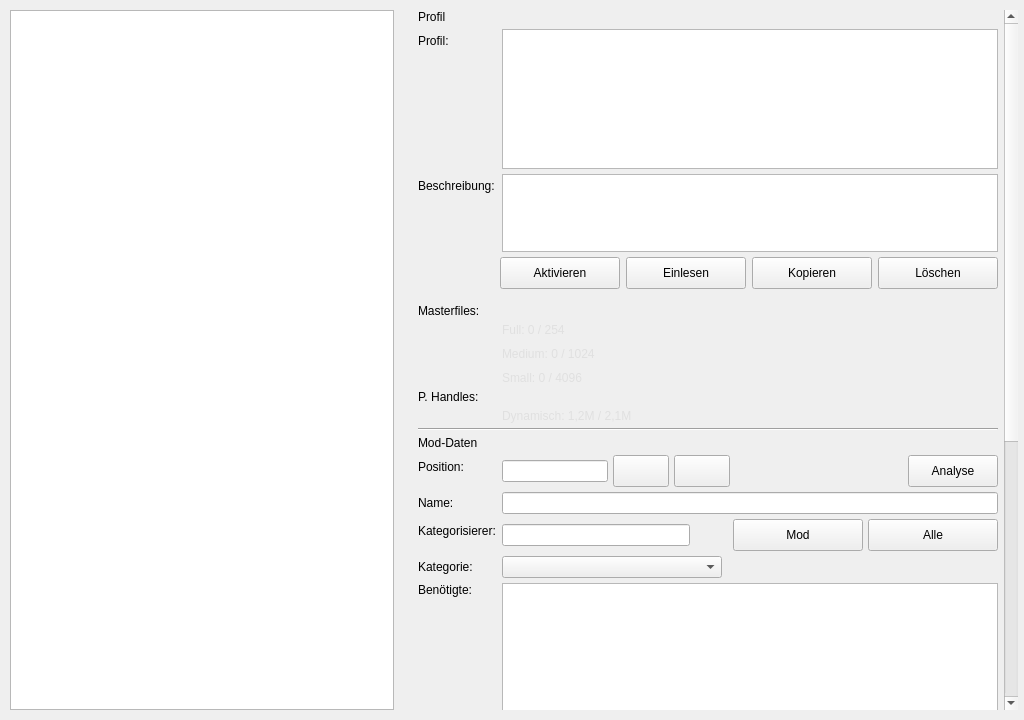
Above: Structure/Pages/Page_LoadOrder.ui from Looking4Git/Starfield_LOH before the change. Below: the same form after it.
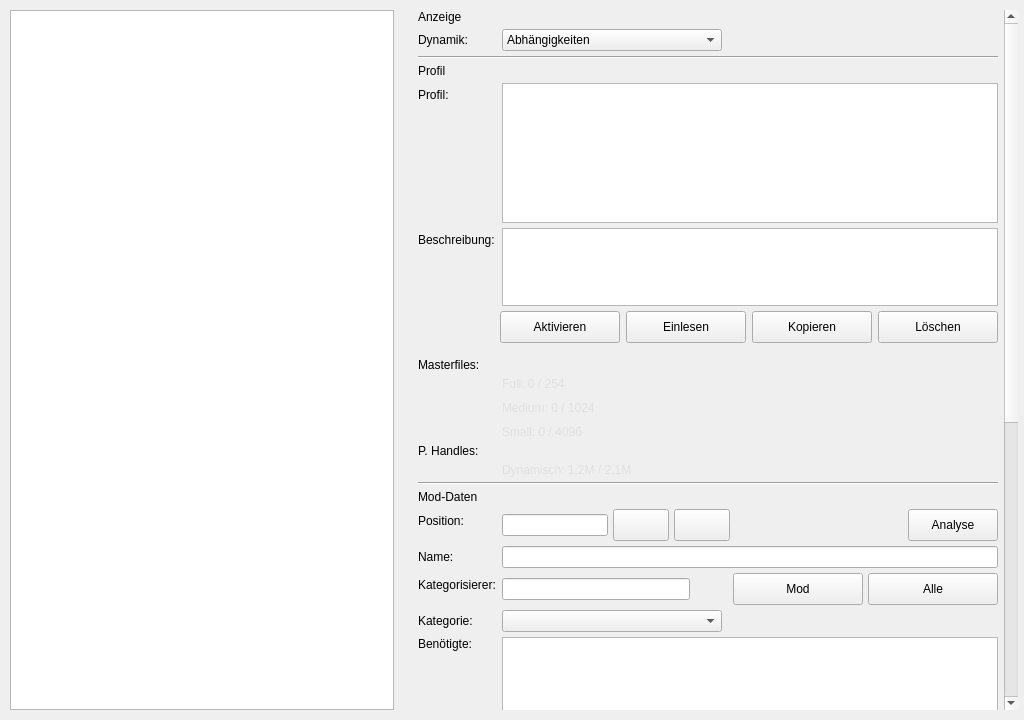
That is the form after the change. Icons and pictures are not drawn. Custom widgets are drawn as their Qt base class.

Commit message: feat(loadorder): add dynamic row highlighting, conflict solution types and section styling

Patch:
```diff
--- a/Structure/Pages/Page_LoadOrder.ui
+++ b/Structure/Pages/Page_LoadOrder.ui
@@ -123,20 +123,349 @@
           <number>0</number>
          </property>
          <item row="0" column="0" colspan="2">
+          <widget class="QLabel" name="lbl_display_section">
+           <property name="text">
+            <string>Anzeige</string>
+           </property>
+          </widget>
+         </item>
+         <item row="1" column="0">
+          <widget class="QLabel" name="lbl_dynamic_label">
+           <property name="text">
+            <string>Dynamik:</string>
+           </property>
+          </widget>
+         </item>
+         <item row="1" column="1">
+          <widget class="QComboBox" name="cmb_dynamic_mode">
+           <property name="minimumSize">
+            <size>
+             <width>220</width>
+             <height>0</height>
+            </size>
+           </property>
+           <item>
+            <property name="text">
+             <string>Abhängigkeiten</string>
+            </property>
+           </item>
+           <item>
+            <property name="text">
+             <string>Konflikte</string>
+            </property>
+           </item>
+           <item>
+            <property name="text">
+             <string>Kombiniert</string>
+            </property>
+           </item>
+          </widget>
+         </item>
+         <item row="2" column="0" colspan="2">
+          <widget class="QFrame" name="display_separator">
+           <property name="frameShape">
+            <enum>QFrame::Shape::HLine</enum>
+           </property>
+           <property name="frameShadow">
+            <enum>QFrame::Shadow::Sunken</enum>
+           </property>
+          </widget>
+         </item>
+         <item row="3" column="0" colspan="2">
           <widget class="QLabel" name="lbl_filter">
            <property name="text">
             <string>Profil</string>
            </property>
           </widget>
          </item>
-         <item row="1" column="0">
+         <item row="4" column="0">
           <widget class="QLabel" name="lbl_state_filter_label">
            <property name="text">
             <string>Profil:</string>
            </property>
           </widget>
          </item>
-         <item row="12" column="0" colspan="2">
+         <item row="4" column="1">
+          <widget class="QTreeView" name="tree_profile">
+           <property name="minimumSize">
+            <size>
+             <width>220</width>
+             <height>140</height>
+            </size>
+           </property>
+           <property name="maximumSize">
+            <size>
+             <width>16777215</width>
+             <height>140</height>
+            </size>
+           </property>
+           <property name="editTriggers">
+            <set>QAbstractItemView::EditTrigger::NoEditTriggers</set>
+           </property>
+           <property name="indentation">
+            <number>0</number>
+           </property>
+           <property name="rootIsDecorated">
+            <bool>false</bool>
+           </property>
+          </widget>
+         </item>
+         <item row="5" column="0">
+          <widget class="QLabel" name="lbl_profile_desc_label">
+           <property name="text">
+            <string>Beschreibung:</string>
+           </property>
+          </widget>
+         </item>
+         <item row="5" column="1">
+          <widget class="QTextEdit" name="inp_profile_desc">
+           <property name="sizePolicy">
+            <sizepolicy hsizetype="Expanding" vsizetype="Fixed">
+             <horstretch>0</horstretch>
+             <verstretch>0</verstretch>
+            </sizepolicy>
+           </property>
+           <property name="maximumSize">
+            <size>
+             <width>16777215</width>
+             <height>78</height>
+            </size>
+           </property>
+           <property name="readOnly">
+            <bool>true</bool>
+           </property>
+           <property name="acceptRichText">
+            <bool>false</bool>
+           </property>
+          </widget>
+         </item>
+         <item row="6" column="0" colspan="2">
+          <layout class="QHBoxLayout" name="layout_profile_buttons">
+           <property name="spacing">
+            <number>6</number>
+           </property>
+           <property name="leftMargin">
+            <number>0</number>
+           </property>
+           <property name="topMargin">
+            <number>0</number>
+           </property>
+           <property name="rightMargin">
+            <number>0</number>
+           </property>
+           <property name="bottomMargin">
+            <number>10</number>
+           </property>
+           <item>
+            <spacer name="spacer_profile_buttons">
+             <property name="orientation">
+              <enum>Qt::Orientation::Horizontal</enum>
+             </property>
+             <property name="sizeHint" stdset="0">
+              <size>
+               <width>40</width>
+               <height>20</height>
+              </size>
+             </property>
+            </spacer>
+           </item>
+           <item>
+            <widget class="QPushButton" name="btn_activate_profile">
+             <property name="minimumSize">
+              <size>
+               <width>120</width>
+               <height>32</height>
+              </size>
+             </property>
+             <property name="maximumSize">
+              <size>
+               <width>120</width>
+               <height>32</height>
+              </size>
+             </property>
+             <property name="text">
+              <string>Aktivieren</string>
+             </property>
+             <property name="icon">
+              <iconset>
+               <normaloff>Graphics/Icon_Activation.svg</normaloff>Graphics/Icon_Activation.svg</iconset>
+             </property>
+             <property name="iconSize">
+              <size>
+               <width>24</width>
+               <height>24</height>
+              </size>
+             </property>
+            </widget>
+           </item>
+           <item>
+            <widget class="QPushButton" name="btn_import_profile">
+             <property name="minimumSize">
+              <size>
+               <width>120</width>
+               <height>32</height>
+              </size>
+             </property>
+             <property name="maximumSize">
+              <size>
+               <width>120</width>
+               <height>32</height>
+              </size>
+             </property>
+             <property name="text">
+              <string>Einlesen</string>
+             </property>
+             <property name="icon">
+              <iconset>
+               <normaloff>Graphics/Icon_Update.svg</normaloff>Graphics/Icon_Update.svg</iconset>
+             </property>
+             <property name="iconSize">
+              <size>
+               <width>24</width>
+               <height>24</height>
+              </size>
+             </property>
+            </widget>
+           </item>
+           <item>
+            <widget class="QPushButton" name="btn_copy_profile">
+             <property name="minimumSize">
+              <size>
+               <width>120</width>
+               <height>32</height>
+              </size>
+             </property>
+             <property name="maximumSize">
+              <size>
+               <width>120</width>
+               <height>32</height>
+              </size>
+             </property>
+             <property name="text">
+              <string>Kopieren</string>
+             </property>
+             <property name="icon">
+              <iconset>
+               <normaloff>Graphics/Icon_Add.svg</normaloff>Graphics/Icon_Add.svg</iconset>
+             </property>
+             <property name="iconSize">
+              <size>
+               <width>24</width>
+               <height>24</height>
+              </size>
+             </property>
+            </widget>
+           </item>
+           <item>
+            <widget class="QPushButton" name="btn_delete_profile">
+             <property name="minimumSize">
+              <size>
+               <width>120</width>
+               <height>32</height>
+              </size>
+             </property>
+             <property name="maximumSize">
+              <size>
+               <width>120</width>
+               <height>32</height>
+              </size>
+             </property>
+             <property name="text">
+              <string>Löschen</string>
+             </property>
+             <property name="icon">
+              <iconset>
+               <normaloff>Graphics/Icon_Delete.svg</normaloff>Graphics/Icon_Delete.svg</iconset>
+             </property>
+             <property name="iconSize">
+              <size>
+               <width>24</width>
+               <height>24</height>
+              </size>
+             </property>
+            </widget>
+           </item>
+          </layout>
+         </item>
+         <item row="7" column="0">
+          <widget class="QLabel" name="lbl_masterfiles_section">
+           <property name="styleSheet">
+            <string>margin-top: -3px;</string>
+           </property>
+           <property name="text">
+            <string>Masterfiles:</string>
+           </property>
+           <property name="alignment">
+            <set>Qt::AlignmentFlag::AlignLeading|Qt::AlignmentFlag::AlignLeft|Qt::AlignmentFlag::AlignTop</set>
+           </property>
+          </widget>
+         </item>
+         <item row="7" column="1">
+          <widget class="LimitBar" name="bar_full" native="true" />
+         </item>
+         <item row="8" column="1">
+          <widget class="QLabel" name="lbl_full_val">
+           <property name="styleSheet">
+            <string>color: #e0e0e0; font-size: 12px; margin-bottom: 0px;</string>
+           </property>
+           <property name="text">
+            <string>Full: 0 / 254</string>
+           </property>
+          </widget>
+         </item>
+         <item row="9" column="1">
+          <widget class="LimitBar" name="bar_medium" native="true" />
+         </item>
+         <item row="10" column="1">
+          <widget class="QLabel" name="lbl_medium_val">
+           <property name="styleSheet">
+            <string>color: #e0e0e0; font-size: 12px; margin-bottom: 0px;</string>
+           </property>
+           <property name="text">
+            <string>Medium: 0 / 1024</string>
+           </property>
+          </widget>
+         </item>
+         <item row="11" column="1">
+          <widget class="LimitBar" name="bar_small" native="true" />
+         </item>
+         <item row="12" column="1">
+          <widget class="QLabel" name="lbl_small_val">
+           <property name="styleSheet">
+            <string>color: #e0e0e0; font-size: 12px; margin-bottom: 0px;</string>
+           </property>
+           <property name="text">
+            <string>Small: 0 / 4096</string>
+           </property>
+          </widget>
+         </item>
+         <item row="13" column="0">
+          <widget class="QLabel" name="lbl_pointers_section">
+           <property name="styleSheet">
+            <string>margin-top: -3px;</string>
+           </property>
+           <property name="text">
+            <string>P. Handles:</string>
+           </property>
+           <property name="alignment">
+            <set>Qt::AlignmentFlag::AlignLeading|Qt::AlignmentFlag::AlignLeft|Qt::AlignmentFlag::AlignTop</set>
+           </property>
+          </widget>
+         </item>
+         <item row="13" column="1">
+          <widget class="LimitBar" name="bar_pointers" native="true" />
+         </item>
+         <item row="14" column="1">
+          <widget class="QLabel" name="lbl_pointers_val">
+           <property name="styleSheet">
+            <string>color: #e0e0e0; font-size: 12px; margin-bottom: 0px;</string>
+           </property>
+           <property name="text">
+            <string>Dynamisch: 1,2M / 2,1M</string>
+           </property>
+          </widget>
+         </item>
+         <item row="15" column="0" colspan="2">
           <widget class="QFrame" name="detail_separator">
            <property name="frameShape">
             <enum>QFrame::Shape::HLine</enum>
@@ -146,35 +475,21 @@
            </property>
           </widget>
          </item>
-         <item row="13" column="0" colspan="2">
+         <item row="16" column="0" colspan="2">
           <widget class="QLabel" name="lbl_details">
            <property name="text">
             <string>Mod-Daten</string>
            </property>
           </widget>
          </item>
-         <item row="15" column="0">
-          <widget class="QLabel" name="lbl_name_label">
-           <property name="text">
-            <string>Name:</string>
-           </property>
-          </widget>
-         </item>
-         <item row="15" column="1">
-          <widget class="QLineEdit" name="inp_name_online">
-           <property name="readOnly">
-            <bool>true</bool>
-           </property>
-          </widget>
-         </item>
-         <item row="14" column="0">
+         <item row="17" column="0">
           <widget class="QLabel" name="lbl_position_label">
            <property name="text">
             <string>Position:</string>
            </property>
           </widget>
          </item>
-         <item row="14" column="1">
+         <item row="17" column="1">
           <layout class="QHBoxLayout" name="pos_layout">
            <property name="spacing">
             <number>5</number>
@@ -225,7 +540,7 @@
               <string>Einen Schritt nach oben verschieben</string>
              </property>
              <property name="text">
-              <string/>
+              <string />
              </property>
              <property name="icon">
               <iconset>
@@ -251,7 +566,7 @@
               <string>Einen Schritt nach unten verschieben</string>
              </property>
              <property name="text">
-              <string/>
+              <string />
              </property>
              <property name="icon">
               <iconset>
@@ -300,14 +615,28 @@
            </item>
           </layout>
          </item>
-         <item row="17" column="0">
+         <item row="18" column="0">
+          <widget class="QLabel" name="lbl_name_label">
+           <property name="text">
+            <string>Name:</string>
+           </property>
+          </widget>
+         </item>
+         <item row="18" column="1">
+          <widget class="QLineEdit" name="inp_name_online">
+           <property name="readOnly">
+            <bool>true</bool>
+           </property>
+          </widget>
+         </item>
+         <item row="20" column="0">
           <widget class="QLabel" name="lbl_classifier_label">
            <property name="text">
             <string>Kategorisierer:</string>
            </property>
           </widget>
          </item>
-         <item row="17" column="1">
+         <item row="20" column="1">
           <layout class="QHBoxLayout" name="layout_classifier">
            <property name="leftMargin">
             <number>0</number>
@@ -393,14 +722,14 @@
            </item>
           </layout>
          </item>
-         <item row="18" column="0">
+         <item row="21" column="0">
           <widget class="QLabel" name="lbl_category_label">
            <property name="text">
             <string>Kategorie:</string>
            </property>
           </widget>
          </item>
-         <item row="18" column="1">
+         <item row="21" column="1">
           <widget class="QComboBox" name="cmb_category">
            <property name="minimumSize">
             <size>
@@ -410,7 +739,7 @@
            </property>
           </widget>
          </item>
-         <item row="19" column="0">
+         <item row="22" column="0">
           <widget class="QLabel" name="lbl_requirements_label">
            <property name="text">
             <string>Benötigte:</string>
@@ -423,7 +752,7 @@
            </property>
           </widget>
          </item>
-         <item row="19" column="1">
+         <item row="22" column="1">
           <widget class="QTreeView" name="tree_requirements">
            <property name="sizePolicy">
             <sizepolicy hsizetype="Expanding" vsizetype="Fixed">
@@ -454,7 +783,7 @@
            </property>
           </widget>
          </item>
-         <item row="20" column="1">
+         <item row="23" column="1">
           <layout class="QHBoxLayout" name="layout_requirements_buttons">
            <property name="leftMargin">
             <number>0</number>
@@ -541,7 +870,7 @@
            </item>
           </layout>
          </item>
-         <item row="21" column="0">
+         <item row="24" column="0">
           <widget class="QLabel" name="lbl_dependencies_label">
            <property name="text">
             <string>Abhängige:</string>
@@ -554,7 +883,7 @@
            </property>
           </widget>
          </item>
-         <item row="21" column="1">
+         <item row="24" column="1">
           <widget class="QTreeView" name="tree_dependencies">
            <property name="sizePolicy">
             <sizepolicy hsizetype="Expanding" vsizetype="Fixed">
@@ -585,14 +914,14 @@
            </property>
           </widget>
          </item>
-         <item row="22" column="0">
+         <item row="25" column="0">
           <widget class="QLabel" name="lbl_note_label">
            <property name="text">
             <string>Notiz:</string>
            </property>
           </widget>
          </item>
-         <item row="22" column="1">
+         <item row="25" column="1">
           <widget class="QTextEdit" name="inp_note">
            <property name="sizePolicy">
             <sizepolicy hsizetype="Expanding" vsizetype="Fixed">
@@ -611,7 +940,7 @@
            </property>
           </widget>
          </item>
-         <item row="23" column="1">
+         <item row="26" column="1">
           <layout class="QHBoxLayout" name="detail_button_layout">
            <property name="leftMargin">
             <number>0</number>
@@ -698,7 +1027,7 @@
            </item>
           </layout>
          </item>
-         <item row="24" column="0" colspan="2">
+         <item row="27" column="0" colspan="2">
           <widget class="QFrame" name="sorter_separator">
            <property name="frameShape">
             <enum>QFrame::Shape::HLine</enum>
@@ -708,21 +1037,21 @@
            </property>
           </widget>
          </item>
-         <item row="25" column="0" colspan="2">
+         <item row="28" column="0" colspan="2">
           <widget class="QLabel" name="lbl_sorter_section">
            <property name="text">
             <string>Sortierung</string>
            </property>
           </widget>
          </item>
-         <item row="26" column="0">
+         <item row="29" column="0">
           <widget class="QLabel" name="lbl_sorter_update_label">
            <property name="text">
             <string>Aktualisierung:</string>
            </property>
           </widget>
          </item>
-         <item row="26" column="1">
+         <item row="29" column="1">
           <layout class="QHBoxLayout" name="layout_sorter_update">
            <property name="spacing">
             <number>8</number>
@@ -780,7 +1109,7 @@
            </item>
           </layout>
          </item>
-         <item row="27" column="1">
+         <item row="30" column="1">
           <layout class="QHBoxLayout" name="layout_sorter_buttons">
            <property name="spacing">
             <number>6</number>
@@ -850,286 +1179,6 @@
            </item>
           </layout>
          </item>
-         <item row="1" column="1">
-          <widget class="QTreeView" name="tree_profile">
-           <property name="minimumSize">
-            <size>
-             <width>220</width>
-             <height>140</height>
-            </size>
-           </property>
-           <property name="maximumSize">
-            <size>
-             <width>16777215</width>
-             <height>140</height>
-            </size>
-           </property>
-           <property name="editTriggers">
-            <set>QAbstractItemView::EditTrigger::NoEditTriggers</set>
-           </property>
-           <property name="indentation">
-            <number>0</number>
-           </property>
-           <property name="rootIsDecorated">
-            <bool>false</bool>
-           </property>
-          </widget>
-         </item>
-         <item row="2" column="0">
-          <widget class="QLabel" name="lbl_profile_desc_label">
-           <property name="text">
-            <string>Beschreibung:</string>
-           </property>
-          </widget>
-         </item>
-         <item row="2" column="1">
-          <widget class="QTextEdit" name="inp_profile_desc">
-           <property name="sizePolicy">
-            <sizepolicy hsizetype="Expanding" vsizetype="Fixed">
-             <horstretch>0</horstretch>
-             <verstretch>0</verstretch>
-            </sizepolicy>
-           </property>
-           <property name="maximumSize">
-            <size>
-             <width>16777215</width>
-             <height>78</height>
-            </size>
-           </property>
-           <property name="readOnly">
-            <bool>true</bool>
-           </property>
-           <property name="acceptRichText">
-            <bool>false</bool>
-           </property>
-          </widget>
-         </item>
-         <item row="3" column="0" colspan="2">
-          <layout class="QHBoxLayout" name="layout_profile_buttons">
-           <property name="spacing">
-            <number>6</number>
-           </property>
-           <property name="leftMargin">
-            <number>0</number>
-           </property>
-           <property name="topMargin">
-            <number>0</number>
-           </property>
-           <property name="rightMargin">
-            <number>0</number>
-           </property>
-           <property name="bottomMargin">
-            <number>10</number>
-           </property>
-           <item>
-            <spacer name="spacer_profile_buttons">
-             <property name="orientation">
-              <enum>Qt::Orientation::Horizontal</enum>
-             </property>
-             <property name="sizeHint" stdset="0">
-              <size>
-               <width>40</width>
-               <height>20</height>
-              </size>
-             </property>
-            </spacer>
-           </item>
-           <item>
-            <widget class="QPushButton" name="btn_activate_profile">
-             <property name="minimumSize">
-              <size>
-               <width>120</width>
-               <height>32</height>
-              </size>
-             </property>
-             <property name="maximumSize">
-              <size>
-               <width>120</width>
-               <height>32</height>
-              </size>
-             </property>
-             <property name="text">
-              <string>Aktivieren</string>
-             </property>
-             <property name="icon">
-              <iconset>
-               <normaloff>Graphics/Icon_Activation.svg</normaloff>Graphics/Icon_Activation.svg</iconset>
-             </property>
-             <property name="iconSize">
-              <size>
-               <width>24</width>
-               <height>24</height>
-              </size>
-             </property>
-            </widget>
-           </item>
-           <item>
-            <widget class="QPushButton" name="btn_import_profile">
-             <property name="minimumSize">
-              <size>
-               <width>120</width>
-               <height>32</height>
-              </size>
-             </property>
-             <property name="maximumSize">
-              <size>
-               <width>120</width>
-               <height>32</height>
-              </size>
-             </property>
-             <property name="text">
-              <string>Einlesen</string>
-             </property>
-             <property name="icon">
-              <iconset>
-               <normaloff>Graphics/Icon_Update.svg</normaloff>Graphics/Icon_Update.svg</iconset>
-             </property>
-             <property name="iconSize">
-              <size>
-               <width>24</width>
-               <height>24</height>
-              </size>
-             </property>
-            </widget>
-           </item>
-           <item>
-            <widget class="QPushButton" name="btn_copy_profile">
-             <property name="minimumSize">
-              <size>
-               <width>120</width>
-               <height>32</height>
-              </size>
-             </property>
-             <property name="maximumSize">
-              <size>
-               <width>120</width>
-               <height>32</height>
-              </size>
-             </property>
-             <property name="text">
-              <string>Kopieren</string>
-             </property>
-             <property name="icon">
-              <iconset>
-               <normaloff>Graphics/Icon_Add.svg</normaloff>Graphics/Icon_Add.svg</iconset>
-             </property>
-             <property name="iconSize">
-              <size>
-               <width>24</width>
-               <height>24</height>
-              </size>
-             </property>
-            </widget>
-           </item>
-           <item>
-            <widget class="QPushButton" name="btn_delete_profile">
-             <property name="minimumSize">
-              <size>
-               <width>120</width>
-               <height>32</height>
-              </size>
-             </property>
-             <property name="maximumSize">
-              <size>
-               <width>120</width>
-               <height>32</height>
-              </size>
-             </property>
-             <property name="text">
-              <string>Löschen</string>
-             </property>
-             <property name="icon">
-              <iconset>
-               <normaloff>Graphics/Icon_Delete.svg</normaloff>Graphics/Icon_Delete.svg</iconset>
-             </property>
-             <property name="iconSize">
-              <size>
-               <width>24</width>
-               <height>24</height>
-              </size>
-             </property>
-            </widget>
-           </item>
-          </layout>
-         </item>
-         <item row="4" column="0">
-          <widget class="QLabel" name="lbl_masterfiles_section">
-           <property name="styleSheet">
-            <string>margin-top: -3px;</string>
-           </property>
-           <property name="text">
-            <string>Masterfiles:</string>
-           </property>
-           <property name="alignment">
-            <set>Qt::AlignmentFlag::AlignLeading|Qt::AlignmentFlag::AlignLeft|Qt::AlignmentFlag::AlignTop</set>
-           </property>
-          </widget>
-         </item>
-         <item row="4" column="1">
-          <widget class="LimitBar" name="bar_full" native="true"/>
-         </item>
-         <item row="5" column="1">
-          <widget class="QLabel" name="lbl_full_val">
-           <property name="styleSheet">
-            <string>color: #e0e0e0; font-size: 12px; margin-bottom: 0px;</string>
-           </property>
-           <property name="text">
-            <string>Full: 0 / 254</string>
-           </property>
-          </widget>
-         </item>
-         <item row="6" column="1">
-          <widget class="LimitBar" name="bar_medium" native="true"/>
-         </item>
-         <item row="7" column="1">
-          <widget class="QLabel" name="lbl_medium_val">
-           <property name="styleSheet">
-            <string>color: #e0e0e0; font-size: 12px; margin-bottom: 0px;</string>
-           </property>
-           <property name="text">
-            <string>Medium: 0 / 1024</string>
-           </property>
-          </widget>
-         </item>
-         <item row="8" column="1">
-          <widget class="LimitBar" name="bar_small" native="true"/>
-         </item>
-         <item row="9" column="1">
-          <widget class="QLabel" name="lbl_small_val">
-           <property name="styleSheet">
-            <string>color: #e0e0e0; font-size: 12px; margin-bottom: 0px;</string>
-           </property>
-           <property name="text">
-            <string>Small: 0 / 4096</string>
-           </property>
-          </widget>
-         </item>
-         <item row="10" column="0">
-          <widget class="QLabel" name="lbl_pointers_section">
-           <property name="styleSheet">
-            <string>margin-top: -3px;</string>
-           </property>
-           <property name="text">
-            <string>P. Handles:</string>
-           </property>
-           <property name="alignment">
-            <set>Qt::AlignmentFlag::AlignLeading|Qt::AlignmentFlag::AlignLeft|Qt::AlignmentFlag::AlignTop</set>
-           </property>
-          </widget>
-         </item>
-         <item row="10" column="1">
-          <widget class="LimitBar" name="bar_pointers" native="true"/>
-         </item>
-         <item row="11" column="1">
-          <widget class="QLabel" name="lbl_pointers_val">
-           <property name="styleSheet">
-            <string>color: #e0e0e0; font-size: 12px; margin-bottom: 0px;</string>
-           </property>
-           <property name="text">
-            <string>Dynamisch: 1,2M / 2,1M</string>
-           </property>
-          </widget>
-         </item>
         </layout>
        </item>
        <item>
```
Left out of the diff: 6 changed lines with no effect on the pictures. The commit also changes 8 other files.
